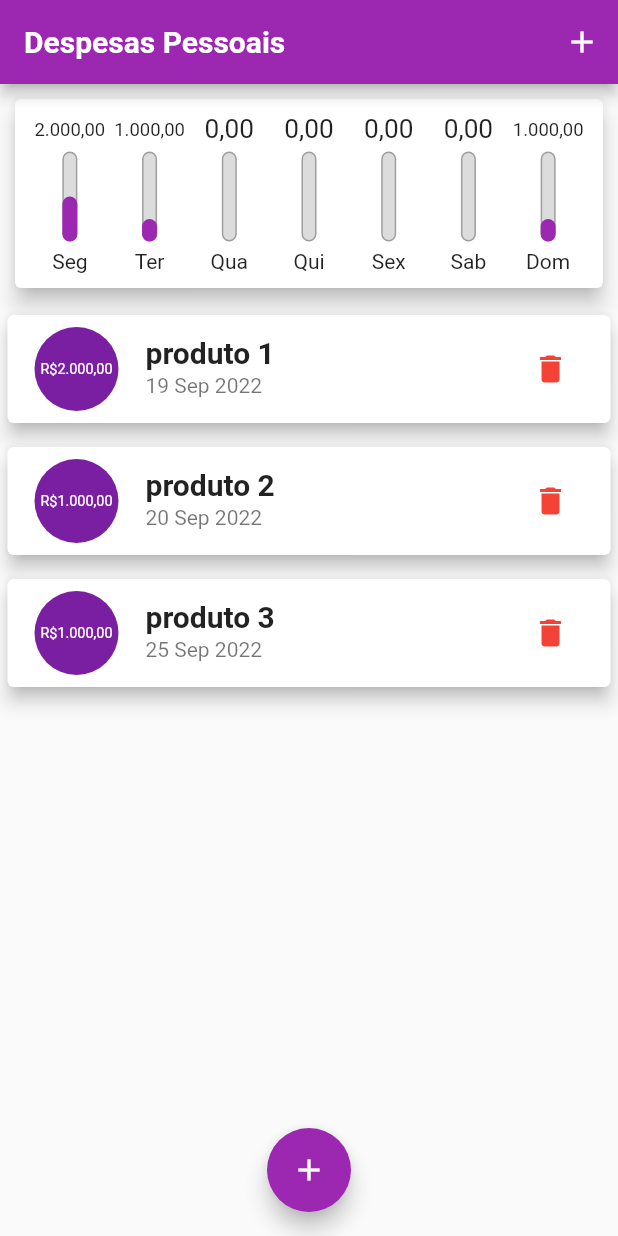
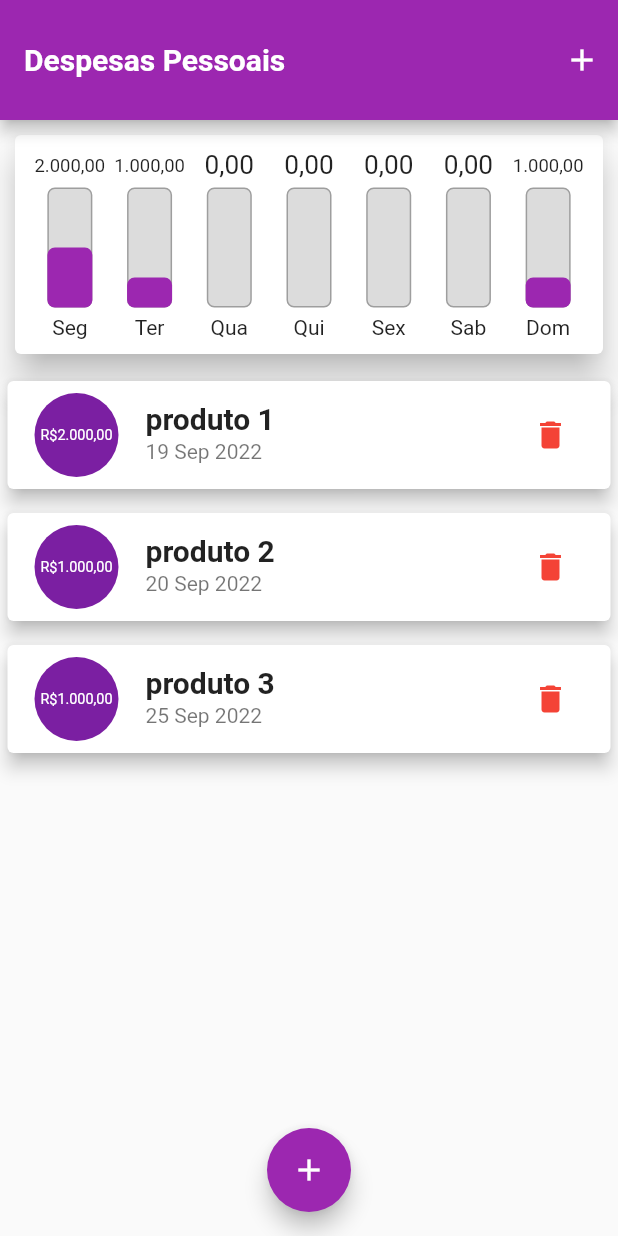
Before and after one commit to LuizFernandesOliveira/flutter-app-personal-expenses, a Flutter app: the screen it shows after launch, on a phone screen of 412 x 824 dp. Run offline on Flutter 3.47's test engine with Material 2 defaults, Android fonts, the phone set to English and light mode, and no system bars.

Commit message:
feat: refactoring finally

```diff
--- a/lib/components/graphic.dart
+++ b/lib/components/graphic.dart
@@ -52,7 +52,7 @@ class Graphic extends StatelessWidget {
   @override
   Widget build(BuildContext context) {
     return Card(
-      elevation: 6,
+      elevation: 10,
       margin: EdgeInsets.all(10),
       child: Padding(
         padding: const EdgeInsets.all(10),
--- a/lib/components/graphic_bar.dart
+++ b/lib/components/graphic_bar.dart
@@ -25,8 +25,8 @@ class GraphicBar extends StatelessWidget {
         ),
         SizedBox(height: 5),
         Container(
-          height: 60,
-          width: 10,
+          height: 80,
+          width: 30,
           child: Stack(
             alignment: Alignment.bottomCenter,
             children: [
--- a/lib/main.dart
+++ b/lib/main.dart
@@ -86,6 +86,7 @@ class _HomePageState extends State<HomePage> {
             icon: const Icon(Icons.add)
           ),
         ],
+        toolbarHeight: 80,
       ),
       body: SingleChildScrollView(
         child: Column(
```
